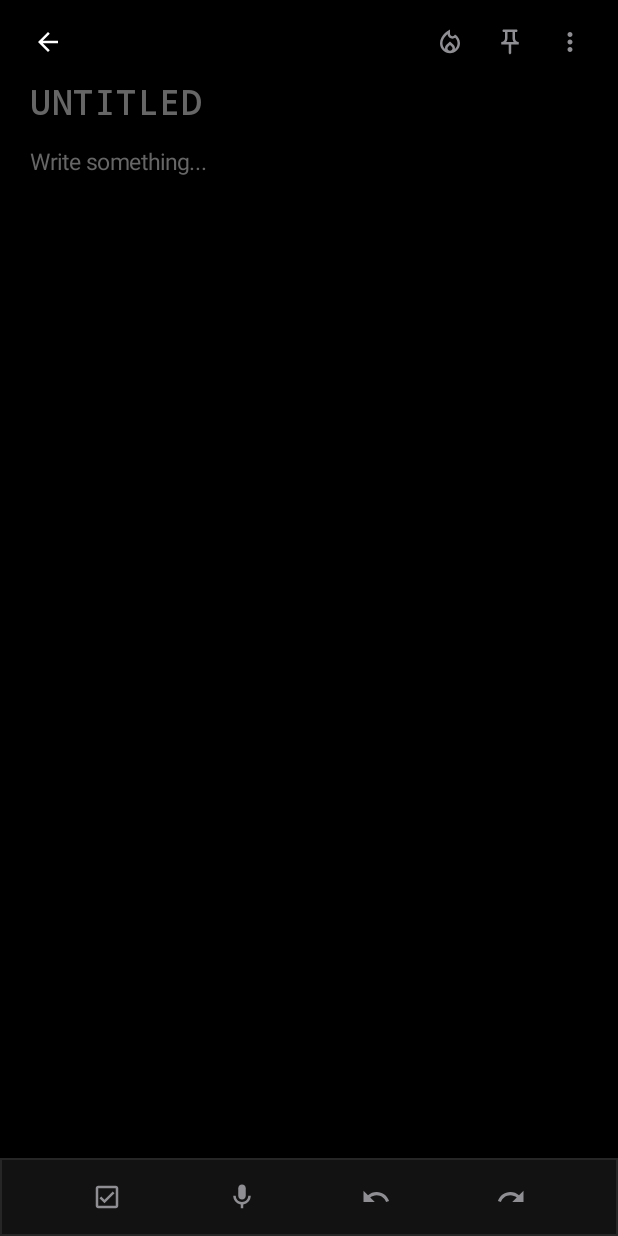
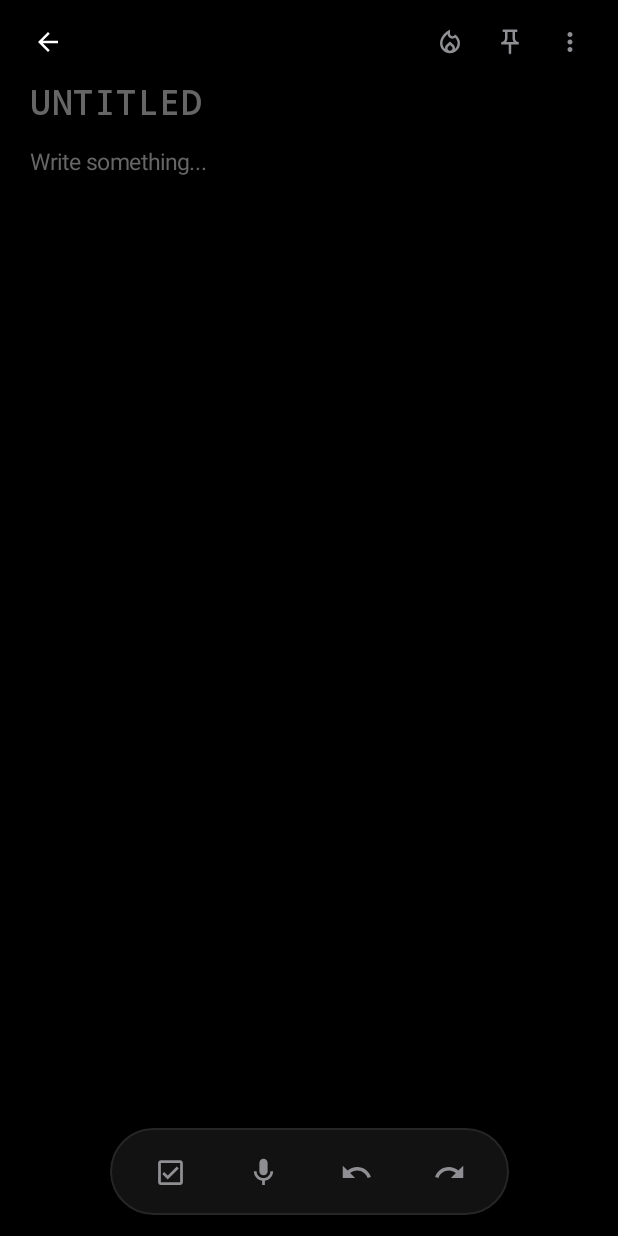
Before and after one commit to bloodlustninja/No.memo, an Android app built with Jetpack Compose: the NoteEditorActivity screen opened directly, with no data from a screen before it, on a phone screen of 412 x 824 dp. Run offline under Robolectric (Android 15) with nearby library versions, the phone set to English and light mode, and no system bars; our stand-ins replace Room's generated code.

Commit message:
feat(editor): convert bottom actions into floating capsule pill dock with enlarged touch targets

```diff
--- a/app/src/main/java/com/example/nomemo/ui/compose/NothingNoteEditorScreen.kt
+++ b/app/src/main/java/com/example/nomemo/ui/compose/NothingNoteEditorScreen.kt
@@ -602,22 +602,29 @@ fun NothingNoteEditorScreen(
                     }
                 }
 
-                // BOTTOM KEYBOARD BAR: Clean imePadding() bar with 4 monochrome icon buttons
+                // FLOATING KEYBOARD CAPSULE PILL: Generous floating pill with 4 monochrome icon buttons with 120Hz tactile press
+                Box(
+                    modifier = Modifier
+                        .fillMaxWidth()
+                        .imePadding()
+                        .navigationBarsPadding()
+                        .padding(bottom = 14.dp),
+                    contentAlignment = Alignment.Center,
+                ) {
                     Row(
                         modifier = Modifier
-                        .fillMaxWidth()
+                            .height(58.dp)
+                            .clip(RoundedCornerShape(29.dp))
                             .background(NothingThemeColors.surface)
-                        .border(width = 1.dp, color = NothingThemeColors.surfaceBorder)
-                        .imePadding()
-                        .navigationBarsPadding()
-                        .padding(vertical = 8.dp),
-                    horizontalArrangement = Arrangement.SpaceEvenly,
+                            .border(1.dp, NothingThemeColors.surfaceBorder, RoundedCornerShape(29.dp))
+                            .padding(horizontal = 18.dp),
+                        horizontalArrangement = Arrangement.spacedBy(18.dp),
                         verticalAlignment = Alignment.CenterVertically,
                     ) {
                         // 1. Checklist Toggle
                         Box(
                             modifier = Modifier
-                            .size(36.dp)
+                                .size(44.dp)
                                 .clip(CircleShape)
                                 .tactilePress {
                                     haptic.performHapticFeedback(HapticFeedbackType.TextHandleMove)
@@ -629,7 +636,7 @@ fun NothingNoteEditorScreen(
                             Icon(
                                 imageVector = Icons.Outlined.CheckBox,
                                 contentDescription = "Checklist Toggle",
-                            modifier = Modifier.size(20.dp),
+                                modifier = Modifier.size(22.dp),
                                 tint = if (checklistItems.isNotEmpty()) NothingThemeColors.iconActive else NothingThemeColors.iconInactive,
                             )
                         }
@@ -637,7 +644,7 @@ fun NothingNoteEditorScreen(
                         // 2. Voice Dictation (SpeechRecognizer)
                         Box(
                             modifier = Modifier
-                            .size(36.dp)
+                                .size(44.dp)
                                 .clip(CircleShape)
                                 .tactilePress {
                                     haptic.performHapticFeedback(HapticFeedbackType.TextHandleMove)
@@ -660,7 +667,7 @@ fun NothingNoteEditorScreen(
                             Icon(
                                 imageVector = Icons.Outlined.Mic,
                                 contentDescription = "Voice Dictation",
-                            modifier = Modifier.size(20.dp),
+                                modifier = Modifier.size(22.dp),
                                 tint = if (isListening) NothingThemeColors.iconActive else NothingThemeColors.iconInactive,
                             )
                         }
@@ -668,7 +675,7 @@ fun NothingNoteEditorScreen(
                         // 3. Undo
                         Box(
                             modifier = Modifier
-                            .size(36.dp)
+                                .size(44.dp)
                                 .clip(CircleShape)
                                 .tactilePress(enabled = undoStack.size > 1) {
                                     if (undoStack.size > 1) {
@@ -687,7 +694,7 @@ fun NothingNoteEditorScreen(
                             Icon(
                                 imageVector = Icons.AutoMirrored.Outlined.Undo,
                                 contentDescription = "Undo",
-                            modifier = Modifier.size(20.dp),
+                                modifier = Modifier.size(22.dp),
                                 tint = if (undoStack.size > 1) NothingThemeColors.iconActive else NothingThemeColors.iconInactive,
                             )
                         }
@@ -695,7 +702,7 @@ fun NothingNoteEditorScreen(
                         // 4. Redo
                         Box(
                             modifier = Modifier
-                            .size(36.dp)
+                                .size(44.dp)
                                 .clip(CircleShape)
                                 .tactilePress(enabled = redoStack.isNotEmpty()) {
                                     if (redoStack.isNotEmpty()) {
@@ -713,9 +720,10 @@ fun NothingNoteEditorScreen(
                             Icon(
                                 imageVector = Icons.AutoMirrored.Outlined.Redo,
                                 contentDescription = "Redo",
-                            modifier = Modifier.size(20.dp),
+                                modifier = Modifier.size(22.dp),
                                 tint = if (redoStack.isNotEmpty()) NothingThemeColors.iconActive else NothingThemeColors.iconInactive,
                             )
+                        }
                     }
                 }
             }
```
Lines whose indentation alone changed are shown as unchanged.
